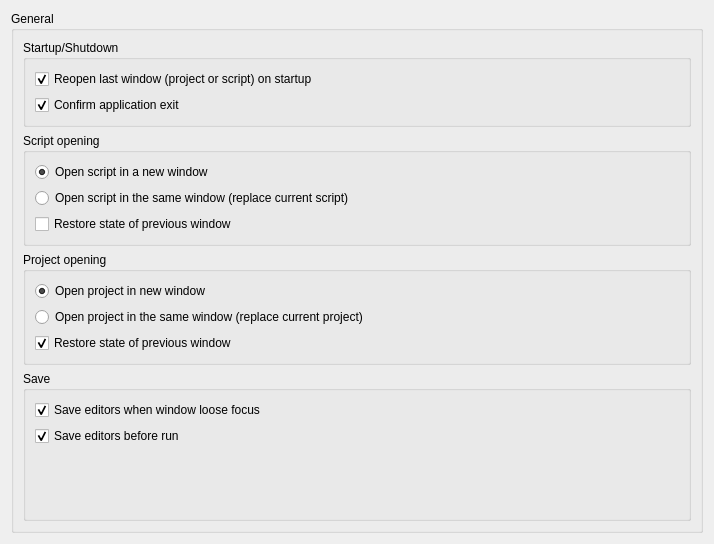
This is forms/settings_page_general.ui in merbst/QIdle as Qt 5 draws it before an edit. The edited form follows.
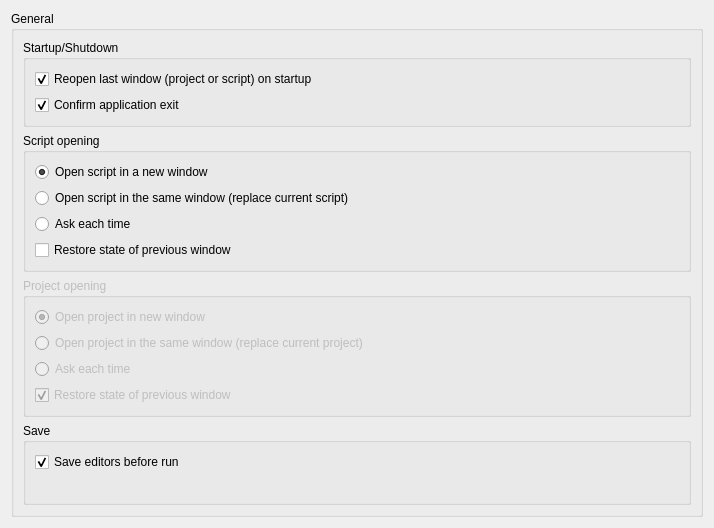
This is the edited form.

Commit message: Implements general settings page Also implements reset and restore_defaults

What changed in the file:
```diff
--- a/forms/settings_page_general.ui
+++ b/forms/settings_page_general.ui
@@ -7,7 +7,7 @@
     <x>0</x>
     <y>0</y>
     <width>714</width>
-    <height>544</height>
+    <height>528</height>
    </rect>
   </property>
   <property name="windowTitle">
@@ -75,11 +75,21 @@
            </property>
           </widget>
          </item>
+         <item>
+          <widget class="QRadioButton" name="rb_open_scr_ask">
+           <property name="text">
+            <string>Ask each time</string>
+           </property>
+          </widget>
+         </item>
          <item>
           <widget class="QCheckBox" name="cb_restore_prev_scrwin_state">
            <property name="text">
             <string>Restore state of previous window</string>
            </property>
+           <property name="checked">
+            <bool>false</bool>
+           </property>
           </widget>
          </item>
         </layout>
@@ -87,6 +97,9 @@
       </item>
       <item>
        <widget class="QGroupBox" name="groupBox_3">
+        <property name="enabled">
+         <bool>false</bool>
+        </property>
         <property name="title">
          <string>Project opening</string>
         </property>
@@ -108,6 +121,13 @@
            </property>
           </widget>
          </item>
+         <item>
+          <widget class="QRadioButton" name="rb_open_proj_ask">
+           <property name="text">
+            <string>Ask each time</string>
+           </property>
+          </widget>
+         </item>
          <item>
           <widget class="QCheckBox" name="cb_restore_prev_projwin_state">
            <property name="text">
@@ -127,16 +147,6 @@
          <string>Save</string>
         </property>
         <layout class="QVBoxLayout" name="verticalLayout_6">
-         <item>
-          <widget class="QCheckBox" name="cb_save_on_focus_lost">
-           <property name="text">
-            <string>Save editors when window loose focus</string>
-           </property>
-           <property name="checked">
-            <bool>true</bool>
-           </property>
-          </widget>
-         </item>
          <item>
           <widget class="QCheckBox" name="cb_save_before_run">
            <property name="text">
```
The commit also changes 13 other files.
